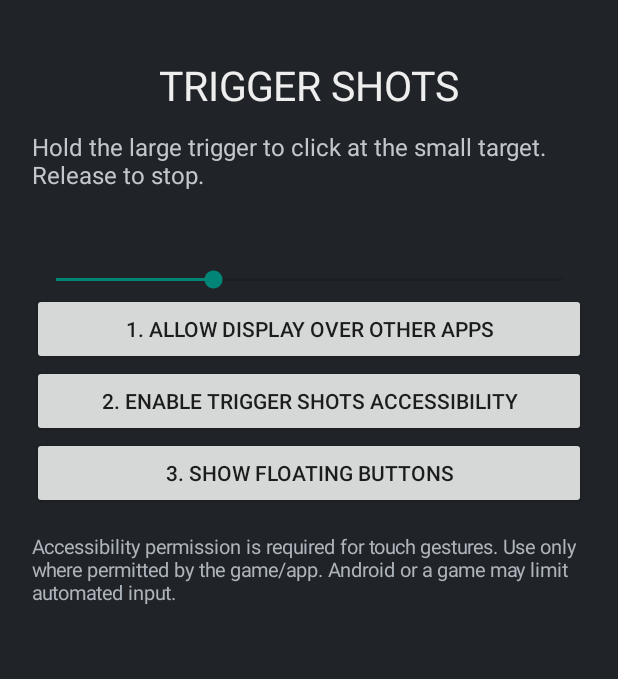
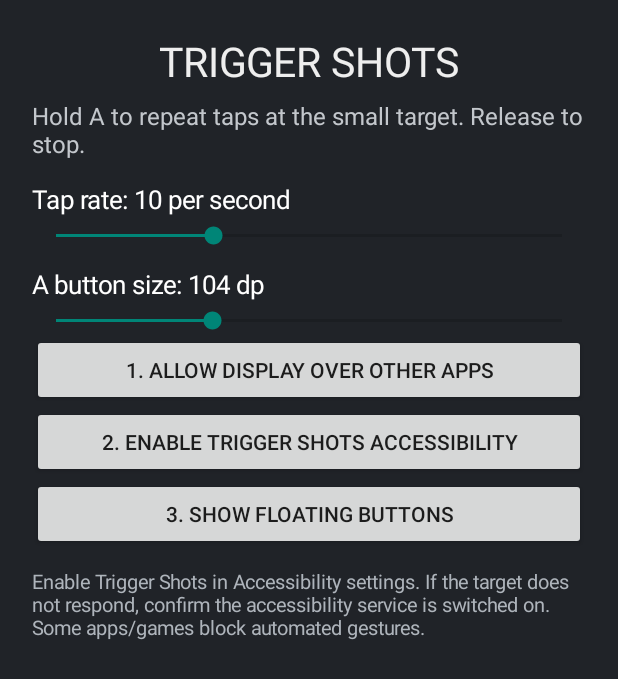
Before and after one commit to ibomakergames/TriggerShots, an Android app: the screen it shows after launch (MainActivity), on a phone screen of 412 x 824 dp. Shown: the top 679 px of the screen. Run offline under Robolectric (Android 15) with nearby library versions, the phone set to English and light mode, and no system bars.

Commit message:
Add adjustable trigger button size

```diff
--- a/app/src/main/java/com/triggershots/app/MainActivity.java
+++ b/app/src/main/java/com/triggershots/app/MainActivity.java
@@ -6,24 +6,33 @@ import android.net.Uri;
 import android.os.Bundle;
 import android.provider.Settings;
 import android.view.Gravity;
-import android.view.View;
 import android.widget.*;
 
 public class MainActivity extends Activity {
-    TextView speedText;
-    SeekBar speed;
+    TextView speedText, sizeText;
+    SeekBar speed, size;
     @Override public void onCreate(Bundle b) {
         super.onCreate(b);
-        LinearLayout page=new LinearLayout(this); page.setOrientation(1); page.setPadding(32,40,32,24);
+        LinearLayout page=new LinearLayout(this); page.setOrientation(1); page.setPadding(32,24,32,24);
         page.setBackgroundColor(0xff202328);
         TextView title=new TextView(this); title.setText("TRIGGER SHOTS"); title.setTextSize(27); title.setTextColor(0xffeeeeee); title.setGravity(Gravity.CENTER);
-        page.addView(title,new LinearLayout.LayoutParams(-1,90));
-        TextView desc=new TextView(this); desc.setText("Hold the large trigger to click at the small target. Release to stop."); desc.setTextColor(0xffc3c7cc); desc.setTextSize(16);
+        page.addView(title,new LinearLayout.LayoutParams(-1,75));
+        TextView desc=new TextView(this); desc.setText("Hold A to repeat taps at the small target. Release to stop."); desc.setTextColor(0xffc3c7cc); desc.setTextSize(16);
         page.addView(desc);
-        speedText=new TextView(this); speedText.setTextColor(-1); speedText.setTextSize(18); speedText.setPadding(0,30,0,8); page.addView(speedText);
-        speed=new SeekBar(this); speed.setMax(29); speed.setProgress(9); page.addView(speed);
+        speedText=new TextView(this); speedText.setTextColor(-1); speedText.setTextSize(17); speedText.setPadding(0,22,0,6); page.addView(speedText);
+        speed=new SeekBar(this); speed.setMax(29); page.addView(speed);
         speed.setOnSeekBarChangeListener(new SeekBar.OnSeekBarChangeListener(){
-            public void onProgressChanged(SeekBar s,int p,boolean u){ int n=p+1; speedText.setText("Click speed: "+n+" clicks/sec"); getSharedPreferences("settings",0).edit().putInt("speed",n).apply(); }
+            public void onProgressChanged(SeekBar s,int p,boolean u){ int n=p+1; speedText.setText("Tap rate: "+n+" per second"); getSharedPreferences("settings",0).edit().putInt("speed",n).apply(); }
+            public void onStartTrackingTouch(SeekBar s){} public void onStopTrackingTouch(SeekBar s){}
+        });
+        sizeText=new TextView(this); sizeText.setTextColor(-1); sizeText.setTextSize(17); sizeText.setPadding(0,18,0,6); page.addView(sizeText);
+        size=new SeekBar(this); size.setMax(110); page.addView(size);
+        size.setOnSeekBarChangeListener(new SeekBar.OnSeekBarChangeListener(){
+            public void onProgressChanged(SeekBar s,int p,boolean u){
+                int dp=70+p; sizeText.setText("A button size: "+dp+" dp");
+                getSharedPreferences("settings",0).edit().putInt("trigger_size",dp).apply();
+                Intent changed=new Intent("com.triggershots.app.SIZE_CHANGED"); changed.putExtra("size",dp); sendBroadcast(changed);
+            }
             public void onStartTrackingTouch(SeekBar s){} public void onStopTrackingTouch(SeekBar s){}
         });
         Button overlay=new Button(this); overlay.setText("1. Allow display over other apps"); page.addView(overlay);
@@ -34,12 +43,13 @@ public class MainActivity extends Activity {
         start.setOnClickListener(v->{
             if(!Settings.canDrawOverlays(this)){ Toast.makeText(this,"Allow overlay permission first",Toast.LENGTH_LONG).show(); return; }
             Intent i=new Intent(this,OverlayService.class); startForegroundService(i);
-            Toast.makeText(this,"Floating buttons shown. Move the small target to the tap location.",Toast.LENGTH_LONG).show();
+            Toast.makeText(this,"Hold A to start. Release to stop. Drag the small A marker to choose the target.",Toast.LENGTH_LONG).show();
         });
-        TextView note=new TextView(this); note.setTextColor(0xffaeb4bb); note.setTextSize(13); note.setPadding(0,24,0,0);
-        note.setText("Accessibility permission is required for touch gestures. Use only where permitted by the game/app. Android or a game may limit automated input.");
+        TextView note=new TextView(this); note.setTextColor(0xffaeb4bb); note.setTextSize(13); note.setPadding(0,18,0,0);
+        note.setText("Enable Trigger Shots in Accessibility settings. If the target does not respond, confirm the accessibility service is switched on. Some apps/games block automated gestures.");
         page.addView(note);
         setContentView(page);
         int saved=getSharedPreferences("settings",0).getInt("speed",10); speed.setProgress(saved-1);
+        int savedSize=getSharedPreferences("settings",0).getInt("trigger_size",104); size.setProgress(Math.max(0,Math.min(110,savedSize-70)));
     }
 }
```
